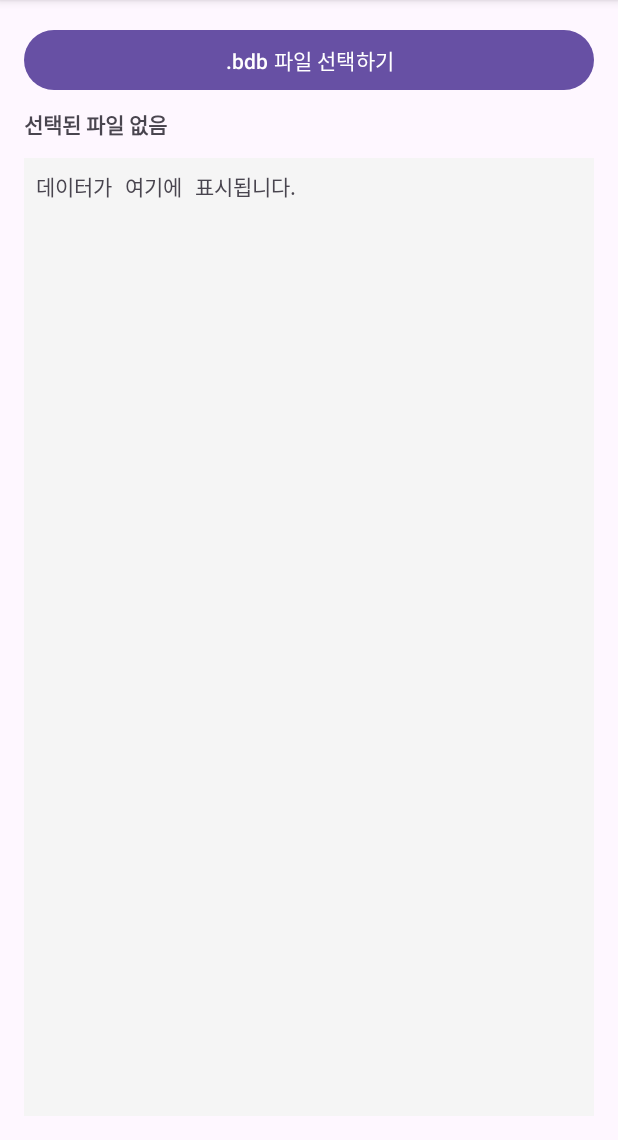
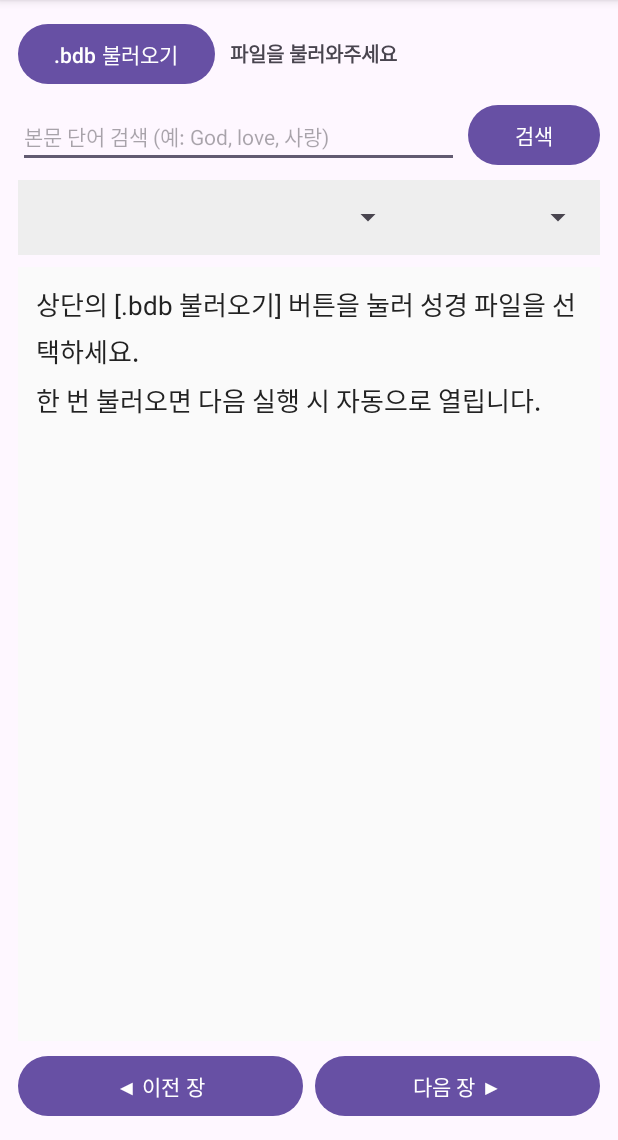
Before and after one commit to k73940441-snowman/BdbViewer, an Android app: the screen it shows after launch (MainActivity), on a phone screen of 412 x 824 dp, the part 96-1236 px from its top. Run offline under Robolectric (Android 15) with nearby library versions, the phone set to English and light mode, and no system bars; 1 statement that could not run was skipped.

Commit message:
Update activity_main.xml

```diff
--- a/app/src/main/res/layout/activity_main.xml
+++ b/app/src/main/res/layout/activity_main.xml
@@ -3,35 +3,121 @@
     android:layout_width="match_parent"
     android:layout_height="match_parent"
     android:orientation="vertical"
-    android:padding="16dp">
+    android:padding="12dp">
 
-    <Button
-        android:id="@+id/btnSelectFile"
+    <!-- 상단 바: 파일 선택 및 상태 -->
+    <LinearLayout
         android:layout_width="match_parent"
         android:layout_height="wrap_content"
-        android:text=".bdb 파일 선택하기" />
+        android:gravity="center_vertical"
+        android:orientation="horizontal">
 
-    <TextView
-        android:id="@+id/tvStatus"
+        <Button
+            android:id="@+id/btnSelectFile"
+            android:layout_width="wrap_content"
+            android:layout_height="wrap_content"
+            android:text=".bdb 불러오기" />
+
+        <TextView
+            android:id="@+id/tvStatus"
+            android:layout_width="0dp"
+            android:layout_height="wrap_content"
+            android:layout_marginStart="10dp"
+            android:layout_weight="1"
+            android:text="파일을 불러와주세요"
+            android:textSize="13sp"
+            android:textStyle="bold" />
+    </LinearLayout>
+
+    <!-- 검색 영역 -->
+    <LinearLayout
         android:layout_width="match_parent"
         android:layout_height="wrap_content"
+        android:layout_marginTop="6dp"
+        android:orientation="horizontal">
+
+        <EditText
+            android:id="@+id/etSearch"
+            android:layout_width="0dp"
+            android:layout_height="wrap_content"
+            android:layout_weight="1"
+            android:hint="본문 단어 검색 (예: God, love, 사랑)"
+            android:imeOptions="actionSearch"
+            android:inputType="text"
+            android:maxLines="1"
+            android:textSize="14sp" />
+
+        <Button
+            android:id="@+id/btnSearch"
+            android:layout_width="wrap_content"
+            android:layout_height="wrap_content"
+            android:layout_marginStart="6dp"
+            android:text="검색" />
+    </LinearLayout>
+
+    <!-- 권 / 장 선택 드롭다운 -->
+    <LinearLayout
+        android:layout_width="match_parent"
+        android:layout_height="wrap_content"
+        android:layout_marginTop="6dp"
+        android:background="#EEEEEE"
+        android:orientation="horizontal"
+        android:padding="4dp">
+
+        <Spinner
+            android:id="@+id/spinnerBook"
+            android:layout_width="0dp"
+            android:layout_height="42dp"
+            android:layout_weight="2" />
+
+        <Spinner
+            android:id="@+id/spinnerChapter"
+            android:layout_width="0dp"
+            android:layout_height="42dp"
+            android:layout_weight="1" />
+    </LinearLayout>
+
+    <!-- 본문 읽기 영역 -->
+    <ScrollView
+        android:id="@+id/scrollView"
+        android:layout_width="match_parent"
+        android:layout_height="0dp"
         android:layout_marginTop="8dp"
-        android:text="선택된 파일 없음"
-        android:textStyle="bold" />
-
-    <ScrollView
-        android:layout_width="match_parent"
-        android:layout_height="match_parent"
-        android:layout_marginTop="12dp"
-        android:background="#F5F5F5"
-        android:padding="8dp">
+        android:layout_weight="1"
+        android:background="#FAFAFA"
+        android:padding="12dp">
 
         <TextView
-            android:id="@+id/tvResult"
+            android:id="@+id/tvBibleContent"
             android:layout_width="match_parent"
             android:layout_height="wrap_content"
-            android:fontFamily="monospace"
-            android:text="데이터가 여기에 표시됩니다."
-            android:textSize="14sp" />
+            android:lineSpacingExtra="6dp"
+            android:text="상단의 [.bdb 불러오기] 버튼을 눌러 성경 파일을 선택하세요.\n한 번 불러오면 다음 실행 시 자동으로 열립니다."
+            android:textColor="#222222"
+            android:textIsSelectable="true"
+            android:textSize="17sp" />
     </ScrollView>
+
+    <!-- 하단 이전장 / 다음장 버튼 -->
+    <LinearLayout
+        android:layout_width="match_parent"
+        android:layout_height="wrap_content"
+        android:layout_marginTop="6dp"
+        android:orientation="horizontal">
+
+        <Button
+            android:id="@+id/btnPrevChapter"
+            android:layout_width="0dp"
+            android:layout_height="wrap_content"
+            android:layout_weight="1"
+            android:text="◀ 이전 장" />
+
+        <Button
+            android:id="@+id/btnNextChapter"
+            android:layout_width="0dp"
+            android:layout_height="wrap_content"
+            android:layout_marginStart="8dp"
+            android:layout_weight="1"
+            android:text="다음 장 ▶" />
+    </LinearLayout>
 </LinearLayout>
```
